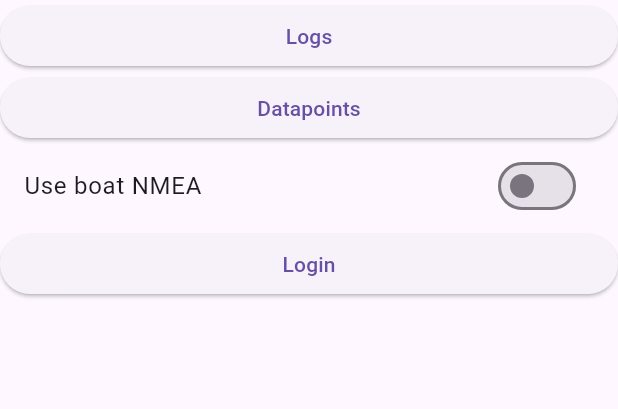
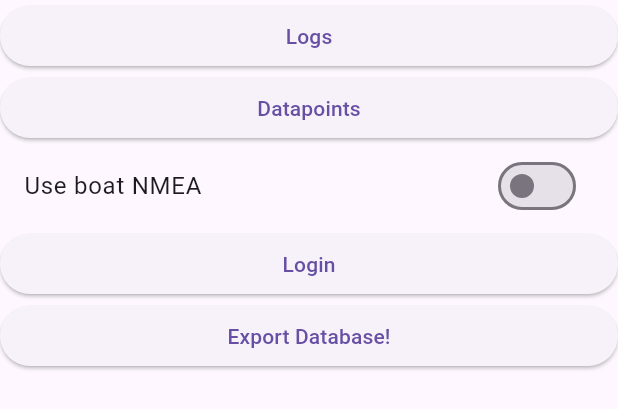
Before and after one commit to derGraph/sailBlog-app, a Flutter app: the SettingsPage widget shown alone on an empty page, opened directly, on a phone screen of 412 x 824 dp. Shown: the top 409 px of the screen. Run offline on Flutter 3.47's test engine with Material 3 defaults, Android fonts, the phone set to English and light mode, and no system bars; our stand-ins replace dio, flutter_map, geolocator, latlong2, permission_handler, share_plus; missing offline and left inert: flutter_foreground_task, flutter_map_tile_caching, orm, orm_flutter; statements that could not run were skipped.

Commit message:
add Database export

```diff
--- a/lib/pages/settings.dart
+++ b/lib/pages/settings.dart
@@ -1,8 +1,11 @@
 import 'package:flutter/material.dart';
+import 'package:path/path.dart';
+import 'package:path_provider/path_provider.dart';
 import 'package:sailblog/_generated_prisma_client/model.dart';
 import 'package:sailblog/database.dart';
 import 'package:sailblog/server.dart';
 import 'package:sailblog/settings.dart';
+import 'package:share_plus/share_plus.dart';
 
 class SettingsPage extends StatefulWidget {
   const SettingsPage({super.key});
@@ -67,6 +70,18 @@ class _SettingsPage extends State<SettingsPage> {
             server.login();
           },
         ),
+        ElevatedButton(
+          child: const Text("Export Database!"),
+          onPressed: () async {
+            final supportDir = await getApplicationSupportDirectory();
+            final database = join(supportDir.path, 'database.sqlite.db');
+            final params = ShareParams(
+              text: 'sailBlog Database',
+              files: [XFile(database)],
+            );
+            final result = await SharePlus.instance.share(params);
+          }
+        )
       ],
     );
   }
--- a/pubspec.yaml
+++ b/pubspec.yaml
@@ -16,7 +16,7 @@ publish_to: 'none' # Remove this line if you wish to publish to pub.dev
 # https://developer.apple.com/library/archive/documentation/General/Reference/InfoPlistKeyReference/Articles/CoreFoundationKeys.html
 # In Windows, build-name is used as the major, minor, and patch parts
 # of the product and file versions while build-number is used as the build suffix.
-version: 1.3.12
+version: 1.3.13
 
 environment:
   sdk: '>=3.6.0 <4.0.0'
@@ -50,6 +50,7 @@ dependencies:
   http: ^1.3.0
   dio: ^5.8.0+1
   flutter_foreground_task: ^8.17.0
+  share_plus: ^11.1.0
 
 dev_dependencies:
   flutter_test:
```
Also changed, not shown: pubspec.lock, 6 other files.
